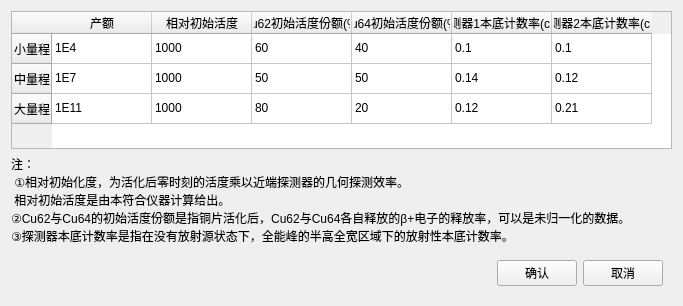
Qt form yieldcalibration.ui (MrXiaomao/Cu_Activation) before a commit.
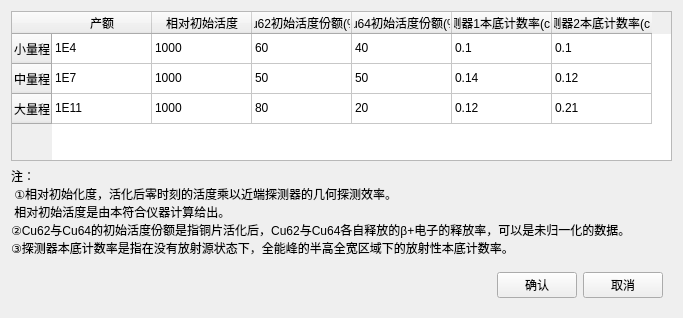
The same form after that commit.

Commit message: 对于自动测量，计算相对活度时，放弃第一组未自动更新能窗以前的数据。

What changed in the file:
```diff
--- a/yieldcalibration.ui
+++ b/yieldcalibration.ui
@@ -7,7 +7,7 @@
     <x>0</x>
     <y>0</y>
     <width>683</width>
-    <height>306</height>
+    <height>318</height>
    </rect>
   </property>
   <property name="windowTitle">
@@ -163,7 +163,7 @@
     <widget class="QLabel" name="label_attention">
      <property name="text">
       <string>注：
- ①相对初始化度，为活化后零时刻的活度乘以近端探测器的几何探测效率。
+ ①相对初始化度，活化后零时刻的活度乘以近端探测器的几何探测效率。
  相对初始活度是由本符合仪器计算给出。
 ②Cu62与Cu64的初始活度份额是指铜片活化后，Cu62与Cu64各自释放的β+电子的释放率，可以是未归一化的数据。
 ③探测器本底计数率是指在没有放射源状态下，全能峰的半高全宽区域下的放射性本底计数率。</string>
```
The commit also changes 5 other files.
